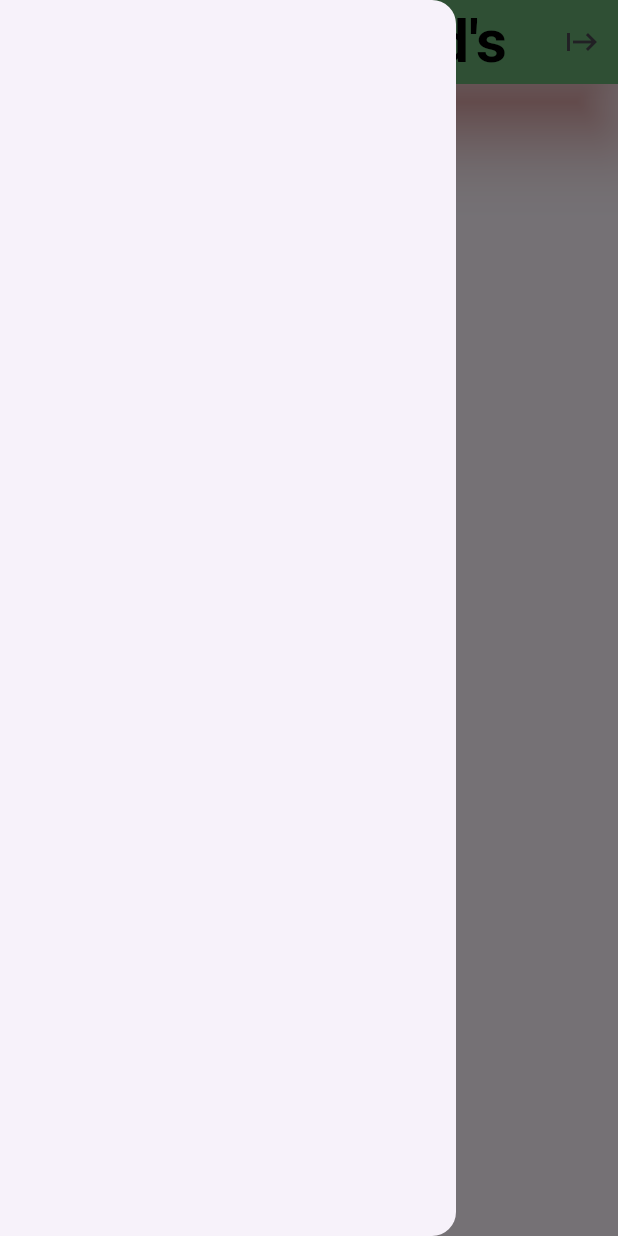
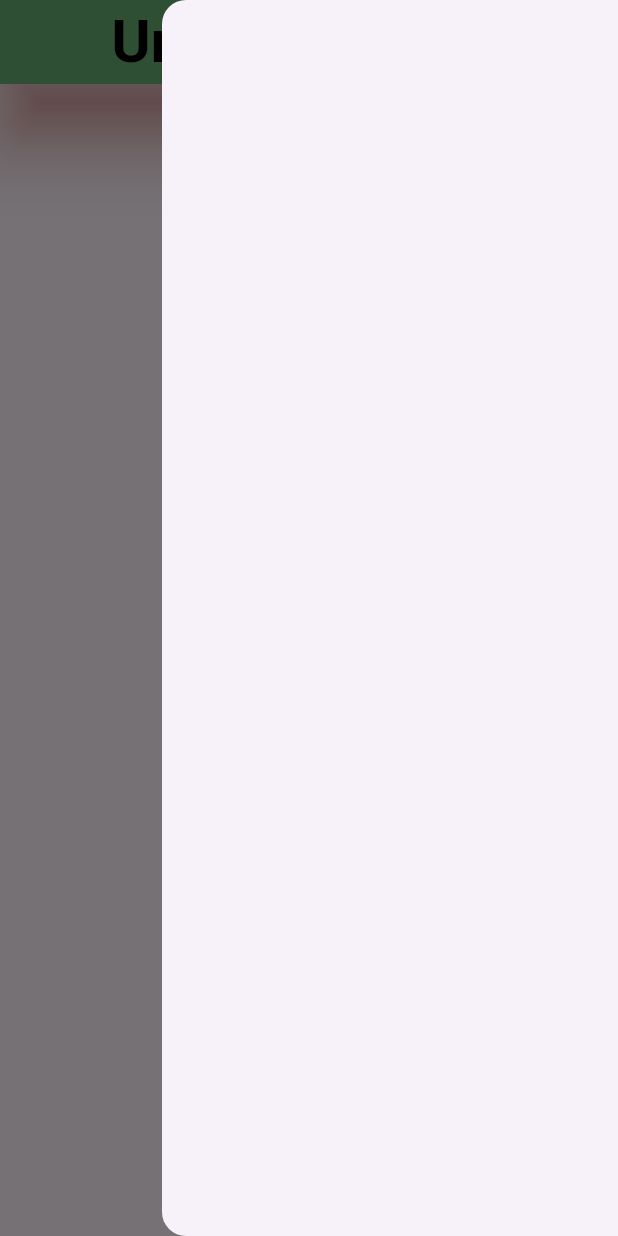
Before and after one commit to ch3rrywolf/NexusFlutter, a Flutter app: the screen it shows after launch, with the side drawer open, on a phone screen of 412 x 824 dp. Run offline on Flutter 3.47's test engine with Material 3 defaults, Android fonts, the phone set to English and light mode, and no system bars.

Commit message:
flutter Drawer openDrawer && openEndDrawer

```diff
--- a/nexus_flutter/testflutter/lib/main.dart
+++ b/nexus_flutter/testflutter/lib/main.dart
@@ -12,7 +12,7 @@ class MyApp extends StatefulWidget {
 }
 
 class _MyAppState extends State<MyApp> {
-  GlobalKey<FormState> formstate = GlobalKey();
+  GlobalKey<ScaffoldState> scaffoldkey = GlobalKey();
 
   @override
   Widget build(BuildContext context) {
@@ -27,13 +27,24 @@ class _MyAppState extends State<MyApp> {
             shadowColor: Colors.red,
             titleTextStyle: TextStyle(
                 fontSize: 40, fontWeight: FontWeight.bold, color: Colors.black),
-            actions: [IconButton(onPressed: () {}, icon: Icon(Icons.start))],
+            // actions: [IconButton(onPressed: () {}, icon: Icon(Icons.start))],
           ),
-          drawer: Drawer(),
+          // drawer: Drawer(),
+          endDrawer: Drawer(),
           body: Container(
             padding: EdgeInsets.all(10),
             child: Column(
-              children: [],
+              mainAxisAlignment: MainAxisAlignment.center,
+              children: [
+                Center(
+                  child: MaterialButton(
+                    onPressed: () {
+                      scaffoldkey.currentState!.openEndDrawer();
+                    },
+                    child: Text("Open!"),
+                  ),
+                )
+              ],
             ),
           )),
     );
```
